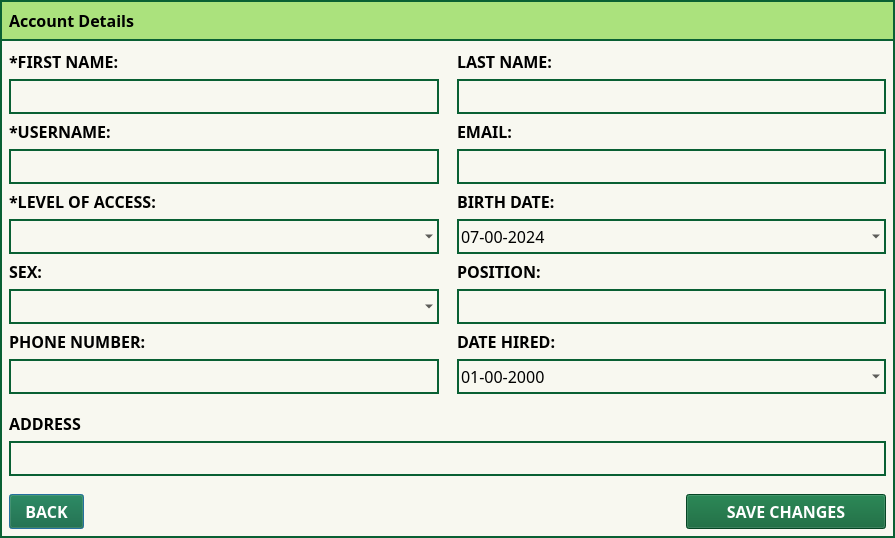
The window that Screens/MainMenuScreens/Security/Dialogs/DLog_UpdateUserDetails.ui (Bideiro/Ranil_project_py) describes before a commit, drawn with Qt 5.
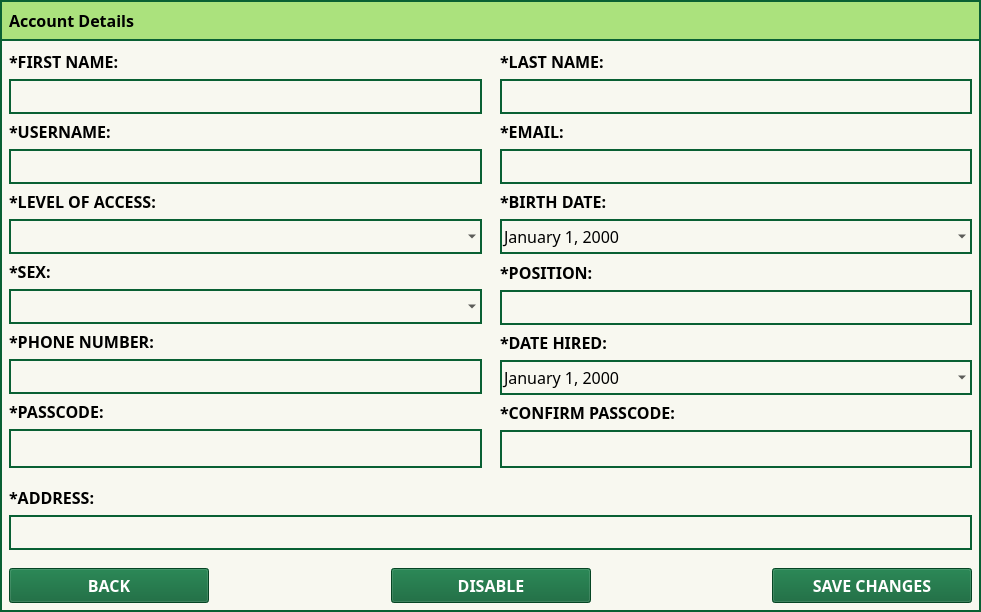
The same window after the commit. Icons and pictures are not drawn.

What changed in the file:
```diff
--- a/Screens/MainMenuScreens/Security/Dialogs/DLog_UpdateUserDetails.ui
+++ b/Screens/MainMenuScreens/Security/Dialogs/DLog_UpdateUserDetails.ui
@@ -6,8 +6,8 @@
    <rect>
     <x>0</x>
     <y>0</y>
-    <width>895</width>
-    <height>534</height>
+    <width>981</width>
+    <height>610</height>
    </rect>
   </property>
   <property name="windowTitle">
@@ -36,14 +36,29 @@
 background-color: #F8F8F0;
 border: 2px solid #096033;
 }
-.QComboBox, .QLineEdit, .QDateEdit
-{
+
+.QComboBox, .QDateEdit, .QLineEdit{
 border : 2px solid #096033;
 background-color:rgba(0,0,0,0);
 }
+.QComboBox:disabled, .QDateEdit:disabled, .QLineEdit:disabled , #Pass_btn:disabled, #CPass_btn:disabled{
+background-color: #ccc;
+color: #666;
+}
+
 .QPushButton{
 background-color: #096033;
 color: white;
+}
+
+#Pass_w, #CPass_w{
+border : 2px solid #096033;
+background-color:rgba(0,0,0,0);
+}
+
+#CPass_btn,#Pass_btn {
+background-color:rgba(0,0,0,0);
+border: 0px solid rgba(0,0,0,0);
 }</string>
      </property>
      <layout class="QVBoxLayout" name="verticalLayout_5">
@@ -124,6 +139,12 @@
          </property>
          <item>
           <widget class="QWidget" name="widget_3" native="true">
+           <property name="font">
+            <font>
+             <family>DM Sans</family>
+             <pointsize>12</pointsize>
+            </font>
+           </property>
            <property name="styleSheet">
             <string notr="true">.QComboBox
 {
@@ -264,7 +285,7 @@
                </font>
               </property>
               <property name="text">
-               <string>SEX:</string>
+               <string>*SEX:</string>
               </property>
              </widget>
             </item>
@@ -302,7 +323,7 @@
                </font>
               </property>
               <property name="text">
-               <string>PHONE NUMBER:</string>
+               <string>*PHONE NUMBER:</string>
               </property>
              </widget>
             </item>
@@ -331,6 +352,108 @@
               <property name="text">
                <string/>
               </property>
+              <property name="maxLength">
+               <number>13</number>
+              </property>
+             </widget>
+            </item>
+            <item>
+             <widget class="QLabel" name="label_13">
+              <property name="font">
+               <font>
+                <family>DM Sans</family>
+                <pointsize>12</pointsize>
+                <bold>true</bold>
+               </font>
+              </property>
+              <property name="text">
+               <string>*PASSCODE:</string>
+              </property>
+             </widget>
+            </item>
+            <item>
+             <widget class="QWidget" name="Pass_w" native="true">
+              <property name="styleSheet">
+               <string notr="true"/>
+              </property>
+              <layout class="QHBoxLayout" name="horizontalLayout_3">
+               <property name="spacing">
+                <number>2</number>
+               </property>
+               <property name="leftMargin">
+                <number>2</number>
+               </property>
+               <property name="topMargin">
+                <number>2</number>
+               </property>
+               <property name="rightMargin">
+                <number>2</number>
+               </property>
+               <property name="bottomMargin">
+                <number>2</number>
+               </property>
+               <item>
+                <widget class="QLineEdit" name="Pass_LE">
+                 <property name="minimumSize">
+                  <size>
+                   <width>25</width>
+                   <height>35</height>
+                  </size>
+                 </property>
+                 <property name="font">
+                  <font>
+                   <family>DM Sans</family>
+                   <pointsize>12</pointsize>
+                  </font>
+                 </property>
+                 <property name="styleSheet">
+                  <string notr="true">border: 0px</string>
+                 </property>
+                 <property name="maxLength">
+                  <number>6</number>
+                 </property>
+                </widget>
+               </item>
+               <item>
+                <widget class="QPushButton" name="Pass_btn">
+                 <property name="sizePolicy">
+                  <sizepolicy hsizetype="Fixed" vsizetype="Fixed">
+                   <horstretch>0</horstretch>
+                   <verstretch>0</verstretch>
+                  </sizepolicy>
+                 </property>
+                 <property name="minimumSize">
+                  <size>
+                   <width>35</width>
+                   <height>35</height>
+                  </size>
+                 </property>
+                 <property name="styleSheet">
+                  <string notr="true"/>
+                 </property>
+                 <property name="text">
+                  <string/>
+                 </property>
+                 <property name="icon">
+                  <iconset resource="../../../../assets/All_In_Resource.qrc">
+                   <normaloff>:/Icons/Icons/hide.png</normaloff>
+                   <normalon>:/Icons/Icons/show.png</normalon>:/Icons/Icons/hide.png</iconset>
+                 </property>
+                 <property name="iconSize">
+                  <size>
+                   <width>25</width>
+                   <height>25</height>
+                  </size>
+                 </property>
+                 <property name="checkable">
+                  <bool>true</bool>
+                 </property>
+                 <property name="checked">
+                  <bool>false</bool>
+                 </property>
+                </widget>
+               </item>
+              </layout>
              </widget>
             </item>
            </layout>
@@ -361,7 +484,7 @@
                </font>
               </property>
               <property name="text">
-               <string>LAST NAME:</string>
+               <string>*LAST NAME:</string>
               </property>
              </widget>
             </item>
@@ -399,7 +522,7 @@
                </font>
               </property>
               <property name="text">
-               <string>EMAIL:</string>
+               <string>*EMAIL:</string>
               </property>
              </widget>
             </item>
@@ -437,7 +560,7 @@
                </font>
               </property>
               <property name="text">
-               <string>BIRTH DATE:</string>
+               <string>*BIRTH DATE:</string>
               </property>
              </widget>
             </item>
@@ -462,31 +585,14 @@
                 <bold>false</bold>
                </font>
               </property>
-              <property name="dateTime">
-               <datetime>
-                <hour>0</hour>
-                <minute>0</minute>
-                <second>0</second>
-                <year>2024</year>
-                <month>6</month>
-                <day>7</day>
-               </datetime>
-              </property>
               <property name="displayFormat">
-               <string>dd-mm-yyyy</string>
+               <string>MMMM d, yyyy</string>
               </property>
               <property name="calendarPopup">
                <bool>true</bool>
               </property>
-              <property name="currentSectionIndex">
-               <number>0</number>
-              </property>
-              <property name="date">
-               <date>
-                <year>2024</year>
-                <month>6</month>
-                <day>7</day>
-               </date>
+              <property name="timeSpec">
+               <enum>Qt::LocalTime</enum>
               </property>
              </widget>
             </item>
@@ -500,7 +606,7 @@
                </font>
               </property>
               <property name="text">
-               <string>POSITION:</string>
+               <string>*POSITION:</string>
               </property>
              </widget>
             </item>
@@ -541,7 +647,7 @@
                </font>
               </property>
               <property name="text">
-               <string>DATE HIRED:</string>
+               <string>*DATE HIRED:</string>
               </property>
              </widget>
             </item>
@@ -573,13 +679,97 @@
                <string/>
               </property>
               <property name="displayFormat">
-               <string>dd-mm-yyyy</string>
+               <string>MMMM d, yyyy</string>
               </property>
               <property name="calendarPopup">
                <bool>true</bool>
               </property>
              </widget>
             </item>
+            <item>
+             <widget class="QLabel" name="label_14">
+              <property name="font">
+               <font>
+                <family>DM Sans</family>
+                <pointsize>12</pointsize>
+                <bold>true</bold>
+               </font>
+              </property>
+              <property name="text">
+               <string>*CONFIRM PASSCODE:</string>
+              </property>
+             </widget>
+            </item>
+            <item>
+             <widget class="QWidget" name="CPass_w" native="true">
+              <layout class="QHBoxLayout" name="horizontalLayout_4">
+               <property name="spacing">
+                <number>2</number>
+               </property>
+               <property name="leftMargin">
+                <number>2</number>
+               </property>
+               <property name="topMargin">
+                <number>2</number>
+               </property>
+               <property name="rightMargin">
+                <number>2</number>
+               </property>
+               <property name="bottomMargin">
+                <number>1</number>
+               </property>
+               <item>
+                <widget class="QLineEdit" name="CPass_LE">
+                 <property name="minimumSize">
+                  <size>
+                   <width>25</width>
+                   <height>35</height>
+                  </size>
+                 </property>
+                 <property name="font">
+                  <font>
+                   <family>DM Sans</family>
+                   <pointsize>12</pointsize>
+                  </font>
+                 </property>
+                 <property name="styleSheet">
+                  <string notr="true">border: 0px</string>
+                 </property>
+                 <property name="maxLength">
+                  <number>6</number>
+                 </property>
+                </widget>
+               </item>
+               <item>
+                <widget class="QPushButton" name="CPass_btn">
+                 <property name="minimumSize">
+                  <size>
+                   <width>35</width>
+                   <height>35</height>
+                  </size>
+                 </property>
+                 <property name="text">
+                  <string/>
+                 </property>
+                 <property name="icon">
+                  <iconset resource="../../../../assets/All_In_Resource.qrc">
+                   <normaloff>:/Icons/Icons/hide.png</normaloff>
+                   <normalon>:/Icons/Icons/show.png</normalon>:/Icons/Icons/hide.png</iconset>
+                 </property>
+                 <property name="iconSize">
+                  <size>
+                   <width>25</width>
+                   <height>25</height>
+                  </size>
+                 </property>
+                 <property name="checkable">
+                  <bool>true</bool>
+                 </property>
+                </widget>
+               </item>
+              </layout>
+             </widget>
+            </item>
            </layout>
           </widget>
          </item>
@@ -599,7 +789,7 @@
             </font>
            </property>
            <property name="text">
-            <string>ADDRESS</string>
+            <string>*ADDRESS:</string>
            </property>
           </widget>
          </item>
@@ -646,7 +836,7 @@
            </property>
            <property name="minimumSize">
             <size>
-             <width>75</width>
+             <width>200</width>
              <height>35</height>
             </size>
            </property>
@@ -669,7 +859,46 @@
            </property>
            <property name="sizeHint" stdset="0">
             <size>
-             <width>647</width>
+             <width>0</width>
+             <height>0</height>
+            </size>
+           </property>
+          </spacer>
+         </item>
+         <item>
+          <widget class="QPushButton" name="Disable_btn">
+           <property name="sizePolicy">
+            <sizepolicy hsizetype="Fixed" vsizetype="Fixed">
+             <horstretch>0</horstretch>
+             <verstretch>0</verstretch>
+            </sizepolicy>
+           </property>
+           <property name="minimumSize">
+            <size>
+             <width>200</width>
+             <height>35</height>
+            </size>
+           </property>
+           <property name="font">
+            <font>
+             <family>DM Sans</family>
+             <pointsize>12</pointsize>
+             <bold>true</bold>
+            </font>
+           </property>
+           <property name="text">
+            <string>DISABLE</string>
+           </property>
+          </widget>
+         </item>
+         <item>
+          <spacer name="horizontalSpacer_2">
+           <property name="orientation">
+            <enum>Qt::Horizontal</enum>
+           </property>
+           <property name="sizeHint" stdset="0">
+            <size>
+             <width>40</width>
              <height>20</height>
             </size>
            </property>
```
Left out of the diff: 7 changed lines with no effect on the pictures.
